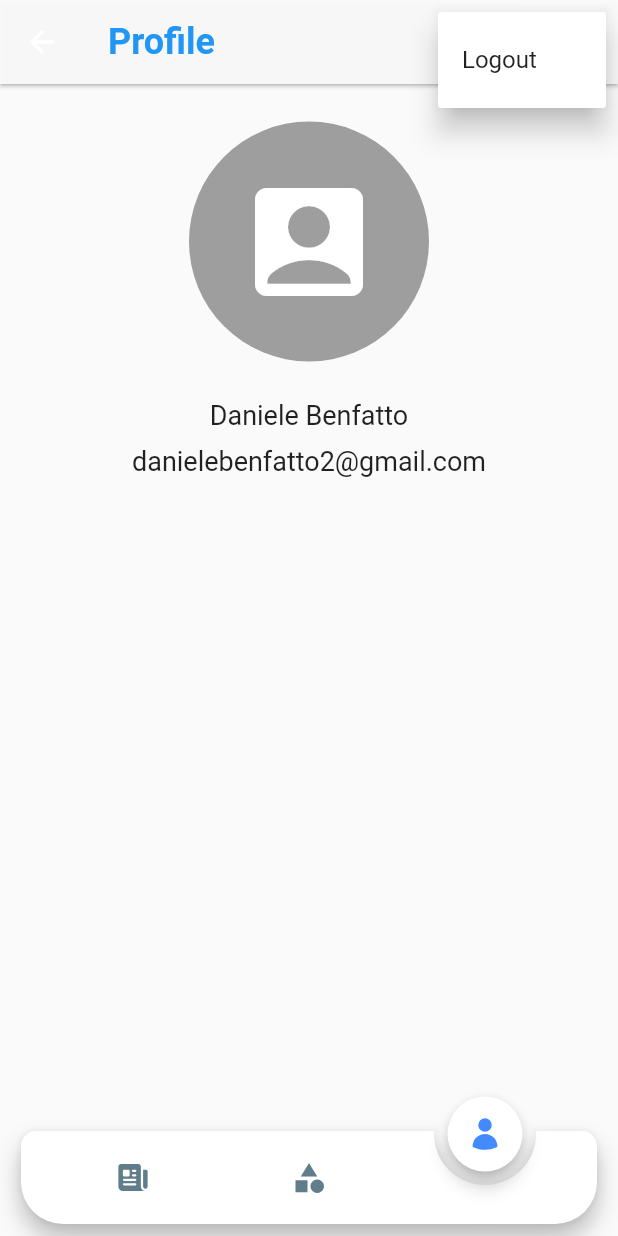
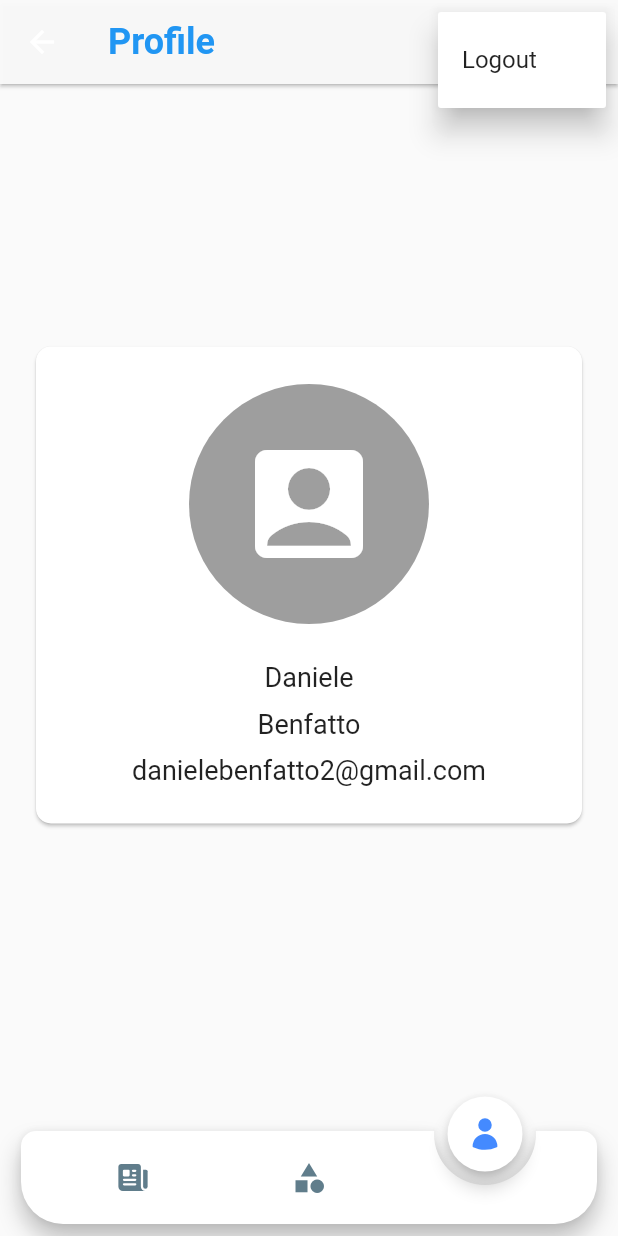
Before and after one commit to benFactotum99/APP-Sem-feed, a Flutter app: the HomeView screen opened by its route, item 3 of the bottom bar chosen, after a tap on the "menu" icon, on a phone screen of 412 x 824 dp. Run offline on Flutter 3.47's test engine with Material 2 defaults, Android fonts, the light colour scheme and no system bars; drawn by our look-alikes of animated_notch_bottom_bar; our stand-ins replace carousel_slider, email_validator, flutter_bloc, flutter_secure_storage, icons_plus, page_transition; accounts and stored records are empty.

Commit message:
profilo e navigazione quasi del tutto sistemata

```diff
--- /dev/null
+++ b/lib/data/models/token_payload.dart
@@ -0,0 +1,22 @@
+import 'dart:convert';
+
+TokenPayload tokenPayloadFromJson(String str) =>
+    TokenPayload.fromJson(json.decode(str));
+
+String tokenPayloadToJson(TokenPayload data) => json.encode(data.toJson());
+
+class TokenPayload {
+  String token;
+
+  TokenPayload({
+    required this.token,
+  });
+
+  factory TokenPayload.fromJson(Map<String, dynamic> json) => TokenPayload(
+        token: json["token"],
+      );
+
+  Map<String, dynamic> toJson() => {
+        "token": token,
+      };
+}
--- /dev/null
+++ b/lib/domain/helpers/bottom_bar_menu_helper.dart
@@ -0,0 +1 @@
+enum BottomBarMenuHelper { NEWS, TOPICS, PROFILE }
--- a/lib/domain/services/user_service.dart
+++ b/lib/domain/services/user_service.dart
@@ -24,6 +24,7 @@ class UserService {
   }
 
   Future<void> signOut() async {
+    await userRepository.logout();
     await userRepository.deleteUserSession();
   }
 
--- a/lib/presentation/bloc/authentication/authentication_bloc_state.dart
+++ b/lib/presentation/bloc/authentication/authentication_bloc_state.dart
@@ -12,6 +12,8 @@ class AuthenticationBlocStateUnauthenticated extends AuthenticationBlocState {}
 
 class AuthenticationBlocStateLoadingAuth extends AuthenticationBlocState {}
 
+class AuthenticationBlocStateLogout extends AuthenticationBlocState {}
+
 class AuthenticationBlocStateSuccessAuth extends AuthenticationBlocState {
   final UserSession userSession;
   AuthenticationBlocStateSuccessAuth(this.userSession);
--- a/lib/presentation/view/home/home_view.dart
+++ b/lib/presentation/view/home/home_view.dart
@@ -1,6 +1,10 @@
 import 'package:animated_notch_bottom_bar/animated_notch_bottom_bar/animated_notch_bottom_bar.dart';
 import 'package:flutter/material.dart';
+import 'package:flutter_bloc/flutter_bloc.dart';
 import 'package:icons_plus/icons_plus.dart';
+import 'package:sem_feed/domain/helpers/bottom_bar_menu_helper.dart';
+import 'package:sem_feed/presentation/bloc/authentication/authentication_bloc.dart';
+import 'package:sem_feed/presentation/bloc/authentication/authentication_bloc_event.dart';
 import 'package:sem_feed/presentation/view/account/login_view.dart';
 import 'package:sem_feed/presentation/view/components/custom_button.dart';
 import 'package:sem_feed/presentation/view/components/side_bar_logged.dart';
@@ -19,9 +23,8 @@ class HomeView extends StatefulWidget {
 class _HomeViewState extends State<HomeView> {
   final _pageController = PageController(initialPage: 0);
   final _controller = NotchBottomBarController(index: 0);
-
+  BottomBarMenuHelper bottomBarMenuHelper = BottomBarMenuHelper.NEWS;
   int maxCount = 3;
-  int index = 0;
 
   @override
   void dispose() {
@@ -29,7 +32,6 @@ class _HomeViewState extends State<HomeView> {
     super.dispose();
   }
 
-  /// widget list
   final List<Widget> bottomBarPages = [
     const NewsView(),
     const TopicView(),
@@ -38,6 +40,9 @@ class _HomeViewState extends State<HomeView> {
 
   Widget build(BuildContext context) {
     return Scaffold(
+      appBar: bottomBarMenuHelper == BottomBarMenuHelper.PROFILE
+          ? appBarUserProfile()
+          : null,
       body: PageView(
         controller: _pageController,
         physics: const NeverScrollableScrollPhysics(),
@@ -93,7 +98,17 @@ class _HomeViewState extends State<HomeView> {
               ],
               onTap: (index) {
                 setState(() {
-                  this.index = index;
+                  switch (index) {
+                    case 0:
+                      bottomBarMenuHelper = BottomBarMenuHelper.NEWS;
+                      break;
+                    case 1:
+                      bottomBarMenuHelper = BottomBarMenuHelper.TOPICS;
+                      break;
+                    case 2:
+                      bottomBarMenuHelper = BottomBarMenuHelper.PROFILE;
+                      break;
+                  }
                 });
                 _pageController.jumpToPage(index);
               },
@@ -101,4 +116,55 @@ class _HomeViewState extends State<HomeView> {
           : null,
     );
   }
+
+  List<String> items = [
+    'Logout',
+  ];
+
+  appBarUserProfile() => AppBar(
+        backgroundColor: Color.fromARGB(246, 250, 250, 250),
+        elevation: 1,
+        title: Text(
+          "Profile",
+          textAlign: TextAlign.left,
+          style: TextStyle(
+            color: Colors.blue,
+            fontSize: 24,
+            fontWeight: FontWeight.bold,
+          ),
+        ),
+        centerTitle: false,
+        actions: [
+          PopupMenuButton<String>(
+            icon: Padding(
+              padding: const EdgeInsets.fromLTRB(0, 0, 10, 0),
+              child: Icon(
+                Icons.menu,
+                color: Colors.blue,
+              ),
+            ),
+            itemBuilder: (BuildContext context) {
+              return items.map((String item) {
+                return PopupMenuItem<String>(
+                  value: item,
+                  child: Text(item),
+                );
+              }).toList();
+            },
+            onSelected: (String item) {
+              if (item == "Logout") {
+                BlocProvider.of<AuthenticationBloc>(context).add(
+                  AuthenticationBlocEventLogout(),
+                );
+
+                Navigator.of(context, rootNavigator: true).pushReplacement(
+                  MaterialPageRoute(
+                    builder: (context) => LoginView(),
+                  ),
+                );
+              }
+            },
+          ),
+        ],
+      );
 }
--- a/lib/presentation/view/topic/topic_edit_view.dart
+++ b/lib/presentation/view/topic/topic_edit_view.dart
@@ -120,9 +120,9 @@ class _TopicEditViewState extends State<TopicEditView> {
             text: 'Salva',
             colorButton: Colors.blue,
             colorText: Colors.white,
-            heightButton: 45,
+            heightButton: 50,
             widthButton: 500,
-            isLoading: false, //state is EventBlocStateCreating,
+            isLoading: state is TopicBlocStateEditing,
             onPressed: () {
               if (formKey.currentState!.validate()) {
                 if (widget.topicEditArguments.topic != null) {
--- a/lib/presentation/view/user/user_view.dart
+++ b/lib/presentation/view/user/user_view.dart
@@ -1,4 +1,11 @@
 import 'package:flutter/material.dart';
+import 'package:flutter_bloc/flutter_bloc.dart';
+import 'package:sem_feed/presentation/bloc/authentication/authentication_bloc.dart';
+import 'package:sem_feed/presentation/bloc/authentication/authentication_bloc_event.dart';
+import 'package:sem_feed/presentation/bloc/authentication/authentication_bloc_state.dart';
+import 'package:sem_feed/presentation/bloc/user/user_bloc.dart';
+import 'package:sem_feed/presentation/bloc/user/user_bloc_state.dart';
+import 'package:sem_feed/presentation/view/account/login_view.dart';
 
 class UserView extends StatefulWidget {
   const UserView({super.key});
@@ -8,56 +15,23 @@ class UserView extends StatefulWidget {
 }
 
 class _UserViewState extends State<UserView> {
-  List<String> items = [
-    'Logout',
-  ];
-
   @override
   Widget build(BuildContext context) {
     return Center(
       child: Column(
+        mainAxisAlignment: MainAxisAlignment.center,
+        crossAxisAlignment: CrossAxisAlignment.center,
         children: [
-          AppBar(
-            backgroundColor: Color.fromARGB(246, 250, 250, 250),
-            elevation: 1,
-            title: Text(
-              "Profile",
-              textAlign: TextAlign.left,
-              style: TextStyle(
-                color: Colors.blue,
-                fontSize: 24,
-                fontWeight: FontWeight.bold,
+          Padding(
+            padding: const EdgeInsets.fromLTRB(20, 0, 20, 0),
+            child: Card(
+              shape: RoundedRectangleBorder(
+                borderRadius: BorderRadius.circular(10.0),
               ),
-            ),
-            centerTitle: false,
-            actions: [
-              PopupMenuButton<String>(
-                icon: Padding(
-                  padding: const EdgeInsets.fromLTRB(0, 0, 10, 0),
-                  child: Icon(
-                    Icons.menu,
-                    color: Colors.blue,
-                  ),
-                ),
-                itemBuilder: (BuildContext context) {
-                  return items.map((String item) {
-                    return PopupMenuItem<String>(
-                      value: item,
-                      child: Text(item),
-                    );
-                  }).toList();
-                },
-                onSelected: (String item) {
-                  print(item);
-                  if (item == "Logout") {
-                    /*BlocProvider.of<AuthenticationBloc>(context).add(
-                      AuthenticationBlocEventLogout(),
-                    );*/
-                  }
-                },
-              ),
-            ],
-          ),
+              child: Column(
+                mainAxisAlignment: MainAxisAlignment.center,
+                crossAxisAlignment: CrossAxisAlignment.center,
+                children: [
                   SizedBox(height: 25),
                   CircleAvatar(
                     radius: 80.0,
@@ -71,7 +45,14 @@ class _UserViewState extends State<UserView> {
                   SizedBox(height: 25),
                   Center(
                     child: Text(
-              "Daniele Benfatto",
+                      "Daniele",
+                      style: TextStyle(fontSize: 18),
+                    ),
+                  ),
+                  SizedBox(height: 10),
+                  Center(
+                    child: Text(
+                      "Benfatto",
                       style: TextStyle(fontSize: 18),
                     ),
                   ),
@@ -82,6 +63,14 @@ class _UserViewState extends State<UserView> {
                       style: TextStyle(fontSize: 18),
                     ),
                   ),
+                  SizedBox(height: 25),
+                ],
+              ),
+            ),
+          ),
+          SizedBox(
+            height: 100,
+          )
         ],
       ),
     );
```
Also changed, not shown: lib/data/repository/api/user_repository.dart (+12 -0 lines), lib/presentation/bloc/authentication/authentication_bloc.dart (+3 -5 lines), lib/presentation/view/account/login_view.dart (+7 -3 lines). Lines whose indentation alone changed are shown as unchanged.
